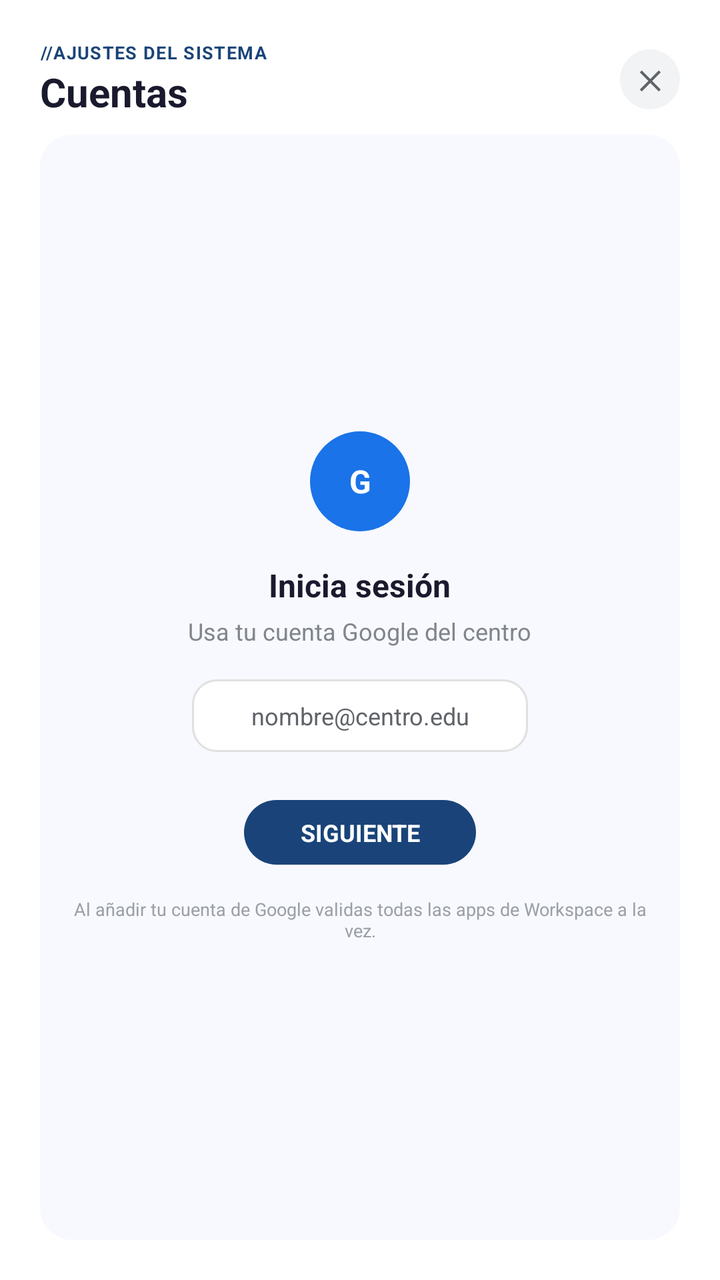
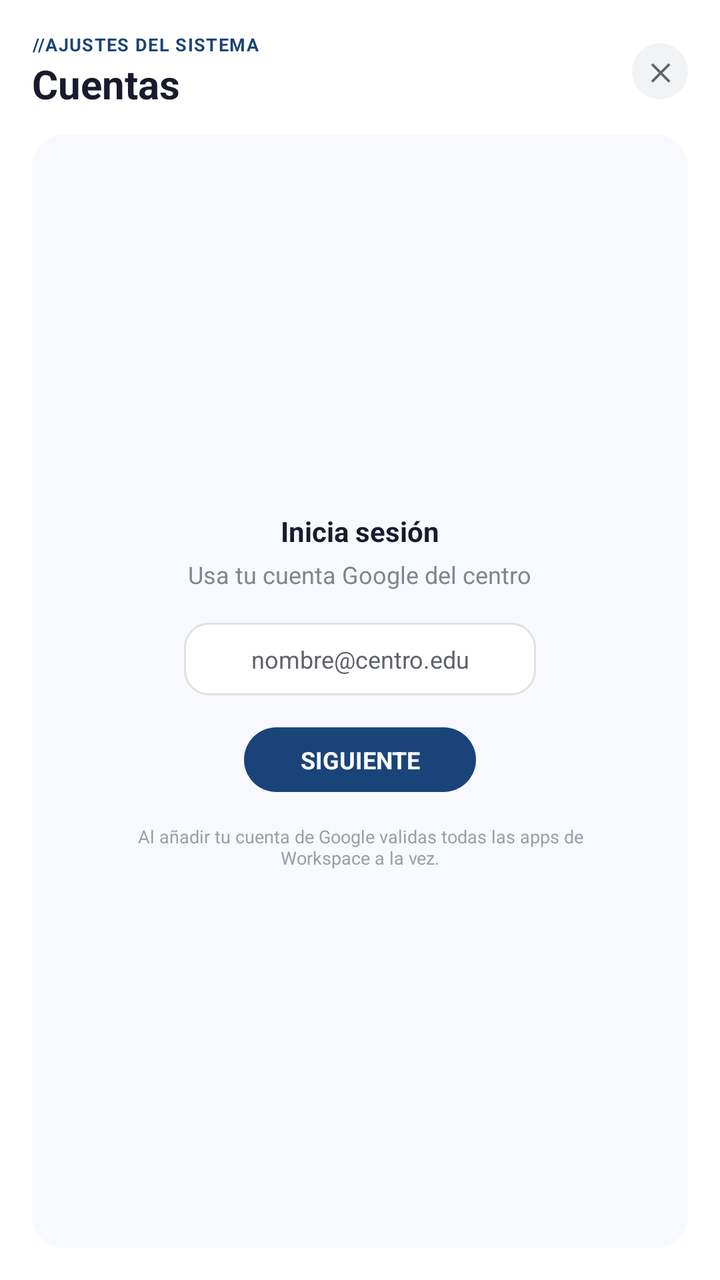

An Android layout rendered at two revisions. The XML below is the earlier revision; the diff shows what the commit changed to produce the second picture.
<!-- AndroidManifest.xml: application theme Theme.LauncherTs13 -->
<!-- res/layout/dialog_google_login.xml -->
<?xml version="1.0" encoding="utf-8"?>
<LinearLayout xmlns:android="http://schemas.android.com/apk/res/android"
    android:layout_width="match_parent"
    android:layout_height="match_parent"
    android:orientation="vertical"
    android:padding="20dp">

    
    <RelativeLayout
        android:layout_width="match_parent"
        android:layout_height="wrap_content"
        android:layout_marginBottom="8dp">

        <LinearLayout
            android:layout_width="wrap_content"
            android:layout_height="wrap_content"
            android:layout_alignParentStart="true"
            android:layout_centerVertical="true"
            android:layout_toStartOf="@id/btn_close_google_login"
            android:orientation="vertical">

            <TextView
                android:layout_width="wrap_content"
                android:layout_height="wrap_content"
                android:letterSpacing="0.05"
                android:text="//AJUSTES DEL SISTEMA"
                android:textColor="#1A4479"
                android:textSize="9sp"
                android:textStyle="bold" />

            <TextView
                android:layout_width="wrap_content"
                android:layout_height="wrap_content"
                android:text="Cuentas"
                android:textColor="#1A1A2E"
                android:textSize="20sp"
                android:textStyle="bold" />
        </LinearLayout>

        <TextView
            android:id="@+id/btn_close_google_login"
            android:layout_width="30dp"
            android:layout_height="30dp"
            android:layout_alignParentEnd="true"
            android:layout_centerVertical="true"
            android:background="@drawable/bg_name_selector_close"
            android:clickable="true"
            android:focusable="true"
            android:gravity="center"
            android:text="✕"
            android:textColor="#5F6368"
            android:textSize="13sp"
            android:textStyle="bold" />
    </RelativeLayout>

    
    <LinearLayout
        android:layout_width="match_parent"
        android:layout_height="match_parent"
        android:background="@drawable/bg_google_login_content"
        android:gravity="center"
        android:orientation="vertical"
        android:padding="16dp">

        <TextView
            android:layout_width="50dp"
            android:layout_height="50dp"
            android:background="@drawable/bg_google_circle"
            android:gravity="center"
            android:text="G"
            android:textColor="#FFFFFF"
            android:textSize="16sp"
            android:textStyle="bold" />

        <TextView
            android:layout_width="wrap_content"
            android:layout_height="wrap_content"
            android:layout_marginTop="16dp"
            android:text="Inicia sesión"
            android:textColor="#1A1A2E"
            android:textSize="16sp"
            android:textStyle="bold" />

        <TextView
            android:layout_width="wrap_content"
            android:layout_height="wrap_content"
            android:layout_marginTop="4dp"
            android:text="Usa tu cuenta Google del centro"
            android:textColor="#80868B"
            android:textSize="12sp" />

        <TextView
            android:layout_width="match_parent"
            android:layout_height="wrap_content"
            android:layout_marginTop="16dp"
            android:layout_marginStart="60dp"
            android:layout_marginEnd="60dp"
            android:background="@drawable/bg_google_login_field"
            android:gravity="center"
            android:padding="10dp"
            android:text="nombre@centro.edu"
            android:textColor="#5F6368"
            android:textSize="12sp" />

        <TextView
            android:id="@+id/btn_google_next"
            android:layout_width="wrap_content"
            android:layout_height="wrap_content"
            android:layout_marginTop="24dp"
            android:background="@drawable/bg_name_selector_button"
            android:clickable="true"
            android:focusable="true"
            android:gravity="center"
            android:paddingStart="28dp"
            android:paddingTop="8dp"
            android:paddingEnd="28dp"
            android:paddingBottom="8dp"
            android:text="SIGUIENTE"
            android:textAllCaps="true"
            android:textColor="#FFFFFF"
            android:textSize="12sp"
            android:textStyle="bold" />

        <TextView
            android:layout_width="wrap_content"
            android:layout_height="wrap_content"
            android:layout_marginTop="16dp"
            android:gravity="center"
            android:text="Al añadir tu cuenta de Google validas todas las apps de Workspace a la vez."
            android:textColor="#9AA0A6"
            android:textSize="9sp" />

    </LinearLayout>

</LinearLayout>
<!-- resources referenced by this layout -->
<resources>
  <!-- drawable bg_google_circle (drawable) -->
  <?xml version="1.0" encoding="utf-8"?>
  <shape xmlns:android="http://schemas.android.com/apk/res/android"
      android:shape="oval">
      <solid android:color="#1A73E8" />
  </shape>
  <!-- drawable bg_google_login_content (drawable) -->
  <?xml version="1.0" encoding="utf-8"?>
  <shape xmlns:android="http://schemas.android.com/apk/res/android">
      <solid android:color="#F8F9FE" />
      <corners android:radius="16dp" />
  </shape>
  <!-- drawable bg_google_login_field (drawable) -->
  <?xml version="1.0" encoding="utf-8"?>
  <shape xmlns:android="http://schemas.android.com/apk/res/android">
      <solid android:color="#FFFFFF" />
      <stroke android:width="1dp" android:color="#E0E0E0" />
      <corners android:radius="12dp" />
  </shape>
  <!-- drawable bg_name_selector_button (drawable) -->
  <?xml version="1.0" encoding="utf-8"?>
  <shape xmlns:android="http://schemas.android.com/apk/res/android"
      android:shape="rectangle">
      <solid android:color="#1A4479" />
      <corners android:radius="999dp" />
  </shape>
  <!-- drawable bg_name_selector_close (drawable) -->
  <?xml version="1.0" encoding="utf-8"?>
  <shape xmlns:android="http://schemas.android.com/apk/res/android"
      android:shape="oval">
      <solid android:color="#F1F3F4" />
  </shape>
  <style name="Theme.LauncherTs13" parent="Theme.MaterialComponents.DayNight.NoActionBar">
          <item name="colorPrimary">@color/dock_logo_color</item>
          <item name="colorPrimaryVariant">@color/dock_logo_color</item>
          <item name="colorOnPrimary">@color/white</item>
          <item name="colorSecondary">@color/teal_200</item>
          <item name="colorSecondaryVariant">@color/teal_700</item>
          <item name="colorOnSecondary">@color/black</item>
          <item name="android:windowBackground">@android:color/transparent</item>
          <item name="android:windowIsTranslucent">true</item>
          <item name="android:windowShowWallpaper">true</item>
          <item name="android:statusBarColor">@android:color/transparent</item>
          <item name="android:navigationBarColor">@android:color/transparent</item>
          <item name="android:windowLayoutInDisplayCutoutMode" tools:targetApi="o_mr1">shortEdges</item>
      </style>
  <color name="dock_logo_color">#1A2363</color>
  <color name="white">#FFFFFFFF</color>
  <color name="teal_200">#FF03DAC5</color>
  <color name="teal_700">#FF018786</color>
  <color name="black">#FF000000</color>
</resources>

<!-- the commit's change to res/layout/dialog_google_login.xml (unified diff, before → after) -->
@@ -3,13 +3,13 @@
     android:layout_width="match_parent"
     android:layout_height="match_parent"
     android:orientation="vertical"
-    android:padding="20dp">
+    android:padding="@dimen/dialog_padding">
 
     
     <RelativeLayout
         android:layout_width="match_parent"
         android:layout_height="wrap_content"
-        android:layout_marginBottom="8dp">
+        android:layout_marginBottom="@dimen/dialog_header_margin_bottom">
 
         <LinearLayout
             android:layout_width="wrap_content"
@@ -25,7 +25,7 @@
                 android:letterSpacing="0.05"
                 android:text="//AJUSTES DEL SISTEMA"
                 android:textColor="#1A4479"
-                android:textSize="9sp"
+                android:textSize="@dimen/text_size_header_label"
                 android:textStyle="bold" />
 
             <TextView
@@ -33,14 +33,14 @@
                 android:layout_height="wrap_content"
                 android:text="Cuentas"
                 android:textColor="#1A1A2E"
-                android:textSize="20sp"
+                android:textSize="@dimen/text_size_header_title"
                 android:textStyle="bold" />
         </LinearLayout>
 
         <TextView
             android:id="@+id/btn_close_google_login"
-            android:layout_width="30dp"
-            android:layout_height="30dp"
+            android:layout_width="@dimen/dialog_close_button_size"
+            android:layout_height="@dimen/dialog_close_button_size"
             android:layout_alignParentEnd="true"
             android:layout_centerVertical="true"
             android:background="@drawable/bg_name_selector_close"
@@ -49,7 +49,7 @@
             android:gravity="center"
             android:text="✕"
             android:textColor="#5F6368"
-            android:textSize="13sp"
+            android:textSize="12sp"
             android:textStyle="bold" />
     </RelativeLayout>
 
@@ -63,22 +63,11 @@
         android:padding="16dp">
 
         <TextView
-            android:layout_width="50dp"
-            android:layout_height="50dp"
-            android:background="@drawable/bg_google_circle"
-            android:gravity="center"
-            android:text="G"
-            android:textColor="#FFFFFF"
-            android:textSize="16sp"
-            android:textStyle="bold" />
-
-        <TextView
             android:layout_width="wrap_content"
             android:layout_height="wrap_content"
-            android:layout_marginTop="16dp"
             android:text="Inicia sesión"
             android:textColor="#1A1A2E"
-            android:textSize="16sp"
+            android:textSize="@dimen/text_size_body_primary"
             android:textStyle="bold" />
 
         <TextView
@@ -87,26 +76,26 @@
             android:layout_marginTop="4dp"
             android:text="Usa tu cuenta Google del centro"
             android:textColor="#80868B"
-            android:textSize="12sp" />
+            android:textSize="@dimen/text_size_body_secondary" />
 
         <TextView
             android:layout_width="match_parent"
             android:layout_height="wrap_content"
             android:layout_marginTop="16dp"
-            android:layout_marginStart="60dp"
-            android:layout_marginEnd="60dp"
+            android:layout_marginStart="@dimen/google_login_field_margin_horizontal"
+            android:layout_marginEnd="@dimen/google_login_field_margin_horizontal"
             android:background="@drawable/bg_google_login_field"
             android:gravity="center"
             android:padding="10dp"
             android:text="nombre@centro.edu"
             android:textColor="#5F6368"
-            android:textSize="12sp" />
+            android:textSize="@dimen/text_size_body_secondary" />
 
         <TextView
             android:id="@+id/btn_google_next"
             android:layout_width="wrap_content"
             android:layout_height="wrap_content"
-            android:layout_marginTop="24dp"
+            android:layout_marginTop="16dp"
             android:background="@drawable/bg_name_selector_button"
             android:clickable="true"
             android:focusable="true"
@@ -118,7 +107,7 @@
             android:text="SIGUIENTE"
             android:textAllCaps="true"
             android:textColor="#FFFFFF"
-            android:textSize="12sp"
+            android:textSize="@dimen/text_size_button"
             android:textStyle="bold" />
 
         <TextView
@@ -126,9 +115,10 @@
             android:layout_height="wrap_content"
             android:layout_marginTop="16dp"
             android:gravity="center"
+            android:paddingHorizontal="32dp"
             android:text="Al añadir tu cuenta de Google validas todas las apps de Workspace a la vez."
             android:textColor="#9AA0A6"
-            android:textSize="9sp" />
+            android:textSize="@dimen/text_size_footer" />
 
     </LinearLayout>
 
<!-- resource entries referenced after the edit -->
@@ -1,11 +1,15 @@
 <!-- resources referenced by this layout -->
 <resources>
-  <!-- drawable bg_google_circle (drawable) -->
-  <?xml version="1.0" encoding="utf-8"?>
-  <shape xmlns:android="http://schemas.android.com/apk/res/android"
-      android:shape="oval">
-      <solid android:color="#1A73E8" />
-  </shape>
+  <dimen name="dialog_close_button_size">28dp</dimen>
+  <dimen name="dialog_header_margin_bottom">12dp</dimen>
+  <dimen name="dialog_padding">16dp</dimen>
+  <dimen name="google_login_field_margin_horizontal">60dp</dimen>
+  <dimen name="text_size_body_primary">14sp</dimen>
+  <dimen name="text_size_body_secondary">12sp</dimen>
+  <dimen name="text_size_button">12sp</dimen>
+  <dimen name="text_size_footer">9sp</dimen>
+  <dimen name="text_size_header_label">9sp</dimen>
+  <dimen name="text_size_header_title">20sp</dimen>
   <!-- drawable bg_google_login_content (drawable) -->
   <?xml version="1.0" encoding="utf-8"?>
   <shape xmlns:android="http://schemas.android.com/apk/res/android">
